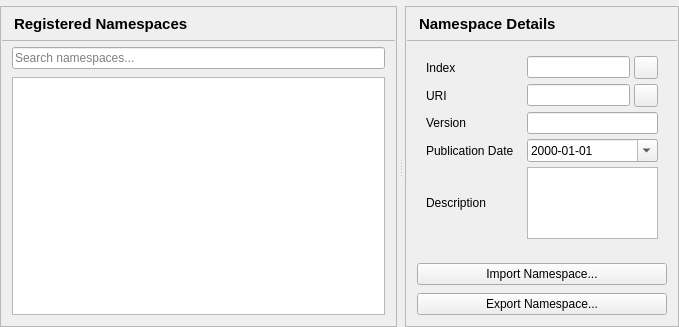
Old version of the form src/ui/pages/namespacespage.ui in the repository sanny32/OpenUaSim.
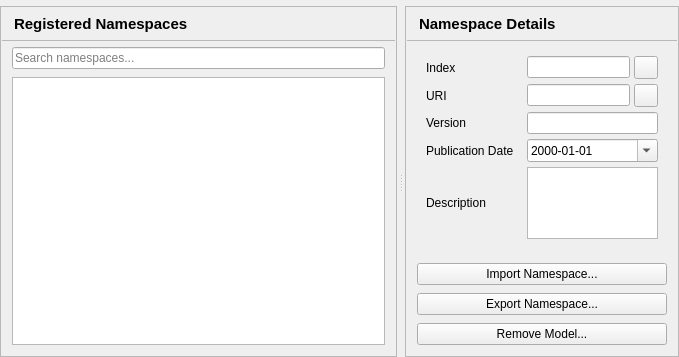
New version of the form.

Commit message:
Remove imported models and list their nodes on the Objects page
Removing a model from the Namespaces page, or opening a project without
it, recreates the server without the model; a running server restarts.
Folders, objects and variables of imported models appear read-only in
the address space tree, and namespaces show the model they came from.

Diff of the .ui file:
```diff
--- a/src/ui/pages/namespacespage.ui
+++ b/src/ui/pages/namespacespage.ui
@@ -436,6 +436,16 @@
              </property>
             </widget>
            </item>
+           <item>
+            <widget class="QPushButton" name="removeModelButton">
+             <property name="text">
+              <string>Remove Model...</string>
+             </property>
+             <property name="toolbar" stdset="0">
+              <bool>true</bool>
+             </property>
+            </widget>
+           </item>
           </layout>
          </widget>
         </widget>
```
The commit also changes 23 other files.
